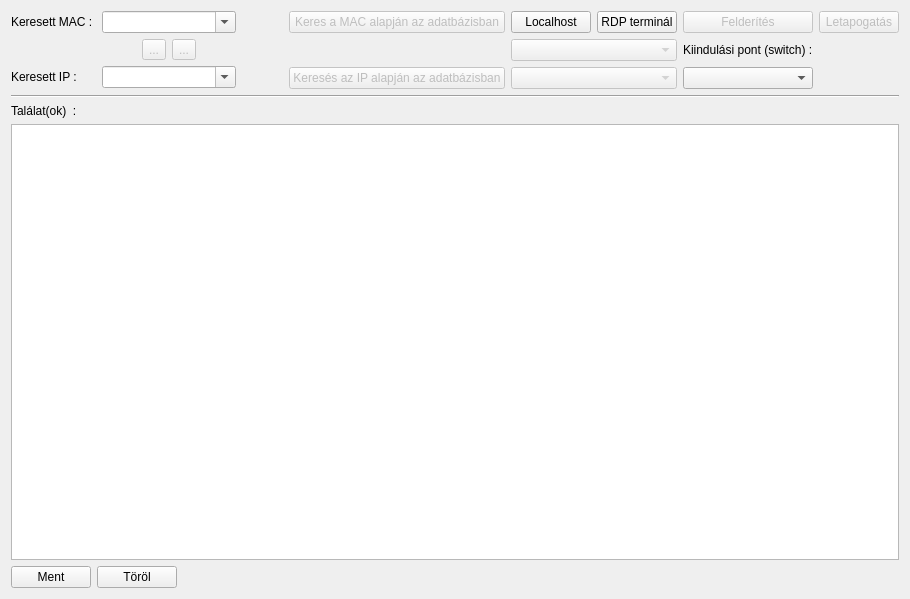
Before: the Qt Designer form lv2g/findbymac.ui in csikfer/lanview2, drawn with Qt 5.
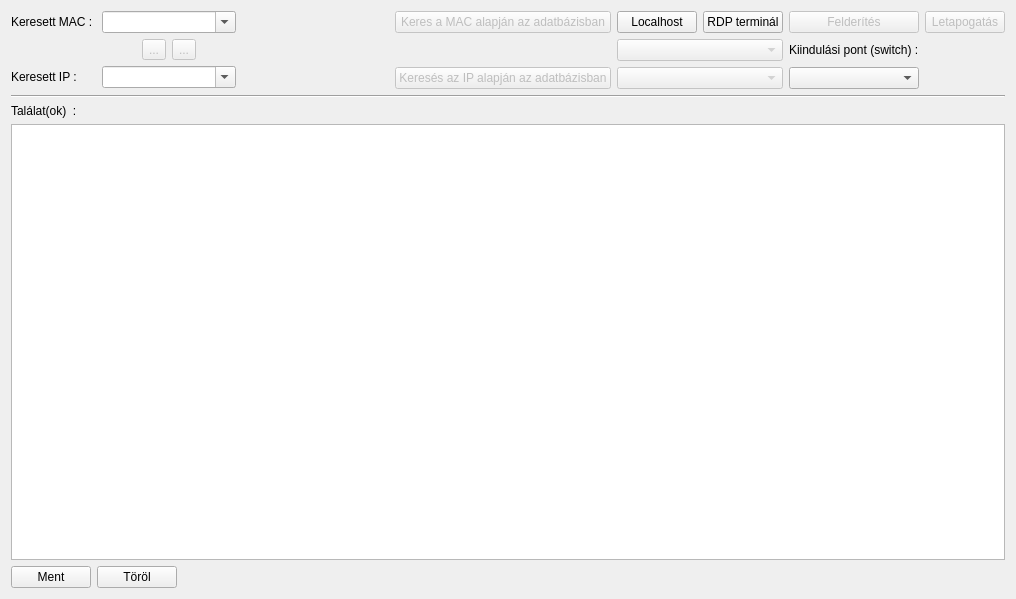
After: the same form once the commit is applied. Icons and pictures are not drawn.

```diff
--- a/lv2g/findbymac.ui
+++ b/lv2g/findbymac.ui
@@ -6,7 +6,7 @@
    <rect>
     <x>0</x>
     <y>0</y>
-    <width>910</width>
+    <width>1016</width>
     <height>599</height>
    </rect>
   </property>
```
